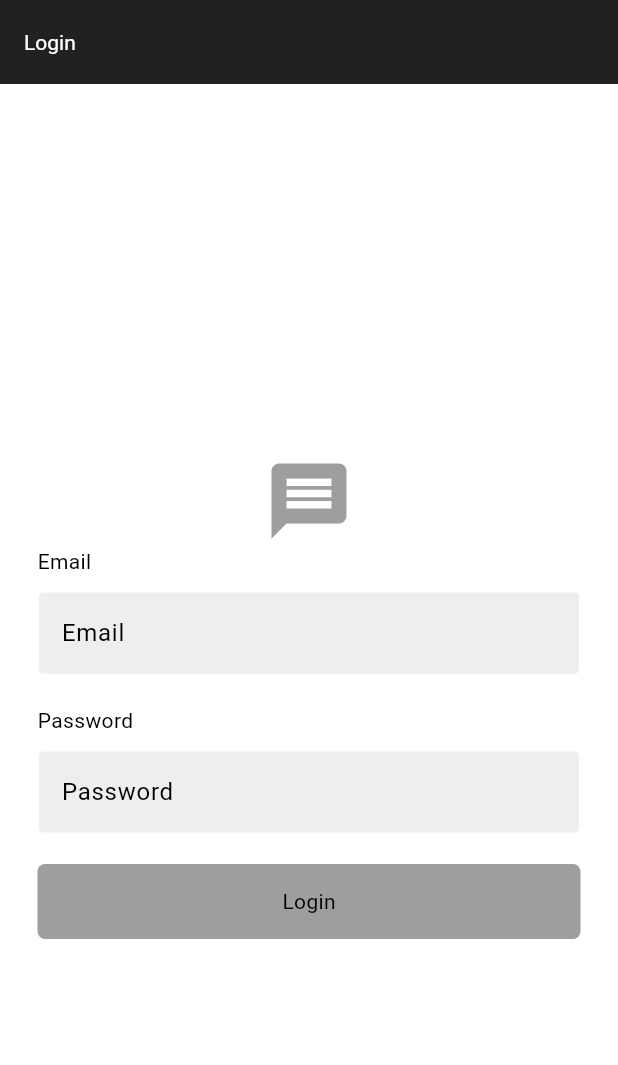
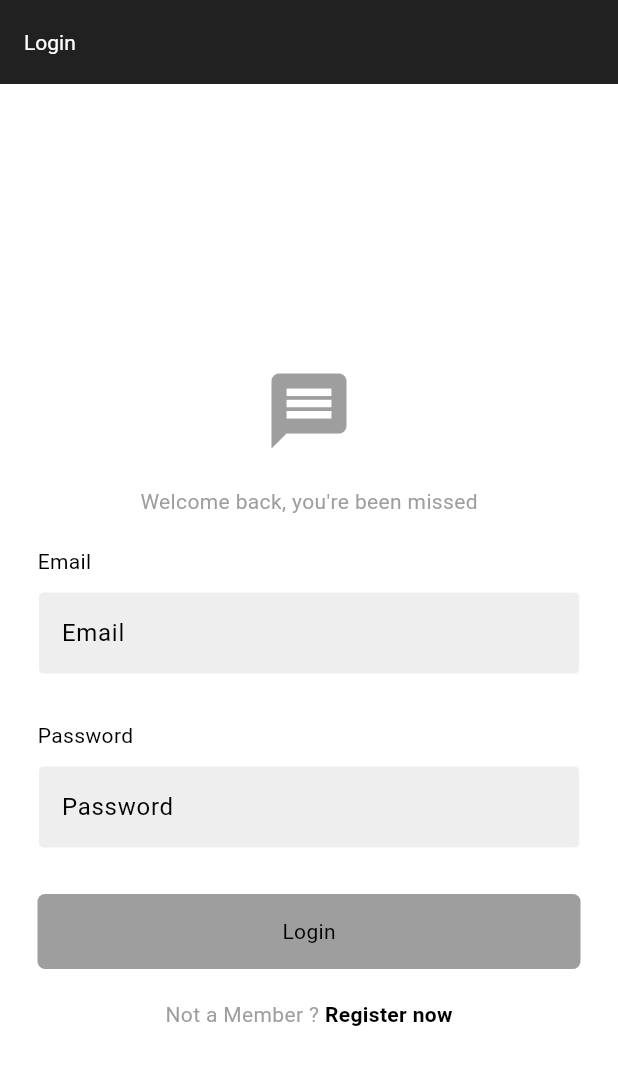
Before and after one commit to DoNgocLong1/flutter_app, a Flutter app: the screen it shows after launch, on a phone screen of 412 x 824 dp. Shown: the top 1065 px of the screen. Run offline on Flutter 3.47's test engine with Material 3 defaults, Android fonts, the phone set to English and light mode, and no system bars; our stand-ins replace localstorage.

Commit message:
login feature

```diff
--- a/lib/components/button.dart
+++ b/lib/components/button.dart
@@ -2,12 +2,19 @@ import 'package:flutter/material.dart';
 
 class Button extends StatelessWidget {
   final String title;
+  final void Function()? onTab;
 
-  const Button({super.key, this.title = 'Click me'});
+  const Button({
+    super.key,
+    this.title = 'Click me',
+    this.onTab,
+  });
 
   @override
   Widget build(BuildContext context) {
-    return Container(
+    return GestureDetector(
+      onTap: onTab,
+      child: Container(
         padding: const EdgeInsets.symmetric(vertical: 15),
         decoration: BoxDecoration(
             color: Theme.of(context).colorScheme.primary,
@@ -15,6 +22,7 @@ class Button extends StatelessWidget {
         child: Center(
           child: Text(title),
         ),
+      ),
     );
   }
 }
--- a/lib/components/input.dart
+++ b/lib/components/input.dart
@@ -4,6 +4,7 @@ class Input extends StatelessWidget {
   final String label;
   final bool obscureText;
   final String hintText;
+  final String error;
   final TextEditingController controller;
 
   const Input({
@@ -12,13 +13,14 @@ class Input extends StatelessWidget {
     this.obscureText = false,
     this.hintText = '',
     required this.controller,
+    this.error = '',
   });
 
   @override
   Widget build(BuildContext context) {
     return Column(
       crossAxisAlignment: CrossAxisAlignment.start,
-      children: [
+      children: <Widget>[
         if (label.isNotEmpty) Text(label),
         const SizedBox(height: 10),
         TextField(
@@ -38,6 +40,12 @@ class Input extends StatelessWidget {
             hintText: hintText,
           ),
         ),
+        const SizedBox(height: 10),
+        if (error.isNotEmpty)
+          Text(
+            error,
+            style: const TextStyle(color: Colors.red),
+          ),
       ],
     );
   }
--- a/lib/main.dart
+++ b/lib/main.dart
@@ -1,15 +1,47 @@
 import 'package:flutter/material.dart';
+import 'package:flutter_app/pages/home.dart';
 import 'package:flutter_app/pages/login_page.dart';
 import 'package:flutter_app/themes/light_mode.dart';
+import 'package:localstorage/localstorage.dart';
 
-void main() {
+late final ValueNotifier<int> notifier;
+
+Future<void> main() async {
+  WidgetsFlutterBinding.ensureInitialized();
+  await initLocalStorage();
+
+  notifier = ValueNotifier(int.parse(localStorage.getItem('counter') ?? '0'));
+  notifier.addListener(() {
+    localStorage.setItem('counter', notifier.value.toString());
+  });
+
   runApp(const MyApp());
 }
 
-class MyApp extends StatelessWidget {
+class MyApp extends StatefulWidget {
   const MyApp({super.key});
 
+  @override
+  State<MyApp> createState() => _MyAppState();
+}
+
+class _MyAppState extends State<MyApp> {
+  bool isAuth = false;
   // This widget is the root of your application.
+
+  @override
+  void initState() {
+    super.initState();
+    _checkAuth();
+  }
+
+  void _checkAuth() {
+    final token = localStorage.getItem('token') ?? '';
+    setState(() {
+      isAuth = token.isNotEmpty;
+    });
+  }
+
   @override
   Widget build(BuildContext context) {
     return MaterialApp(
@@ -35,7 +67,7 @@ class MyApp extends StatelessWidget {
       // ),
       theme: lightMode,
       //home: const MyHomePage(title: 'Flutter Demo Home Page'),
-      home: LoginPage(),
+      home: isAuth ? const HomePage() : LoginPage(),
     );
   }
 }
--- /dev/null
+++ b/lib/modal/auth_modal.dart
@@ -0,0 +1,19 @@
+class LoginResponse {
+  final String token;
+  final String refreshToken;
+  LoginResponse({required this.token, required this.refreshToken});
+
+  factory LoginResponse.fromJson(Map<String, dynamic> json) {
+    return LoginResponse(
+      token: json['token'],
+      refreshToken: json['refresh_token'],
+    );
+  }
+}
+
+class LoginData {
+  final String email;
+  final String password;
+
+  LoginData({required this.email, required this.password});
+}
--- a/lib/pages/login_page.dart
+++ b/lib/pages/login_page.dart
@@ -1,12 +1,71 @@
 import 'package:flutter/material.dart';
+
 import 'package:flutter_app/components/button.dart';
 import 'package:flutter_app/components/input.dart';
+import 'package:flutter_app/modal/auth_modal.dart';
+import 'package:flutter_app/pages/home.dart';
+import 'package:flutter_app/services/auth_service.dart';
+import 'package:localstorage/localstorage.dart';
 
-class LoginPage extends StatelessWidget {
-  final TextEditingController emailController = TextEditingController();
-  final TextEditingController passwordController = TextEditingController();
+class LoginPage extends StatefulWidget {
+  @override
+  State<LoginPage> createState() => _LoginPageState();
+}
 
-  LoginPage({super.key});
+class _LoginPageState extends State<LoginPage> {
+  final TextEditingController _emailController = TextEditingController();
+  final TextEditingController _passwordController = TextEditingController();
+  final authServices = AuthService();
+  var errors = {
+    'email': '',
+    'password': '',
+  };
+
+  void login(BuildContext context) async {
+    setState(() {
+      errors = {
+        'email': '',
+        'password': '',
+      };
+    });
+    final loginData = LoginData(
+        email: _emailController.text, password: _passwordController.text);
+    try {
+      dynamic loginResponse = await authServices.login(loginData);
+      if (loginResponse['status'] == 1) {
+        localStorage.setItem('token', loginResponse['access_token'] ?? '');
+        Navigator.push(
+          context,
+          MaterialPageRoute(builder: (context) => const HomePage()),
+        );
+      } else {
+        if (loginResponse['message'] is String) {
+          setState(() {
+            errors = {
+              'email': loginResponse['message'],
+              'password': loginResponse['message'],
+            };
+          });
+          return;
+        }
+        setState(() {
+          errors = {
+            'email': loginResponse['message']?['mail_address']?[0] ?? '',
+            'password': loginResponse['message']?['password']?[0] ?? '',
+          };
+        });
+      }
+    } catch (e) {
+      print('e: $e');
+      showDialog(
+        context: context,
+        builder: (context) => const AlertDialog(
+          title: Text('Some thing went wrong !'),
+        ),
+      );
+    }
+  }
+
   @override
   Widget build(BuildContext context) {
     return SafeArea(
@@ -28,20 +87,42 @@ class LoginPage extends StatelessWidget {
                 size: 60,
                 color: Theme.of(context).colorScheme.primary,
               ),
+              const SizedBox(height: 20),
+              const Text(
+                'Welcome back, you\'re been missed',
+                style: TextStyle(color: Colors.grey),
+              ),
+              const SizedBox(height: 20),
               Input(
                 label: 'Email',
                 hintText: 'Email',
-                controller: emailController,
+                controller: _emailController,
+                error: errors['email'] ?? '',
               ),
               const SizedBox(height: 20),
               Input(
                 label: 'Password',
                 obscureText: true,
                 hintText: 'Password',
-                controller: passwordController,
+                controller: _passwordController,
+                error: errors['password'] ?? '',
               ),
               const SizedBox(height: 20),
-              const Button(title: 'Login'),
+              Button(title: 'Login', onTab: () => login(context)),
+              const SizedBox(height: 20),
+              const Row(
+                mainAxisAlignment: MainAxisAlignment.center,
+                children: <Widget>[
+                  Text(
+                    'Not a Member ? ',
+                    style: TextStyle(color: Colors.grey),
+                  ),
+                  Text(
+                    'Register now',
+                    style: TextStyle(fontWeight: FontWeight.bold),
+                  ),
+                ],
+              )
             ],
           ),
         ),
--- /dev/null
+++ b/lib/store/global_state.dart
@@ -0,0 +1 @@
+class GlobalState {}
--- a/pubspec.yaml
+++ b/pubspec.yaml
@@ -35,6 +35,8 @@ dependencies:
   # The following adds the Cupertino Icons font to your application.
   # Use with the CupertinoIcons class for iOS style icons.
   cupertino_icons: ^1.0.6
+  http: ^1.2.2
+  localstorage: ^5.0.0
 
 dev_dependencies:
   flutter_test:
```
Also changed, not shown: lib/components/drawer.dart (added, +91 -0 lines), lib/constant/index.dart (added, +9 -0 lines), lib/pages/home.dart (added, +35 -0 lines), lib/pages/register.dart (added, +81 -0 lines), lib/pages/setting.dart (added, +16 -0 lines), lib/services/auth_service.dart (added, +24 -0 lines), pubspec.lock, 7 other files. Lines whose indentation alone changed are shown as unchanged.
